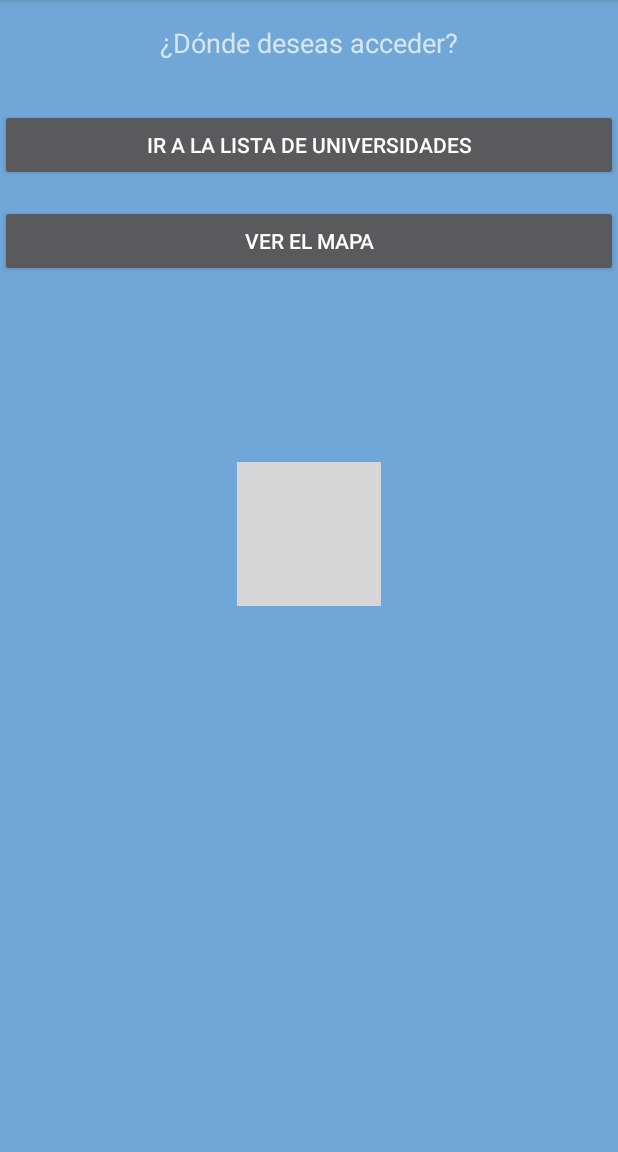
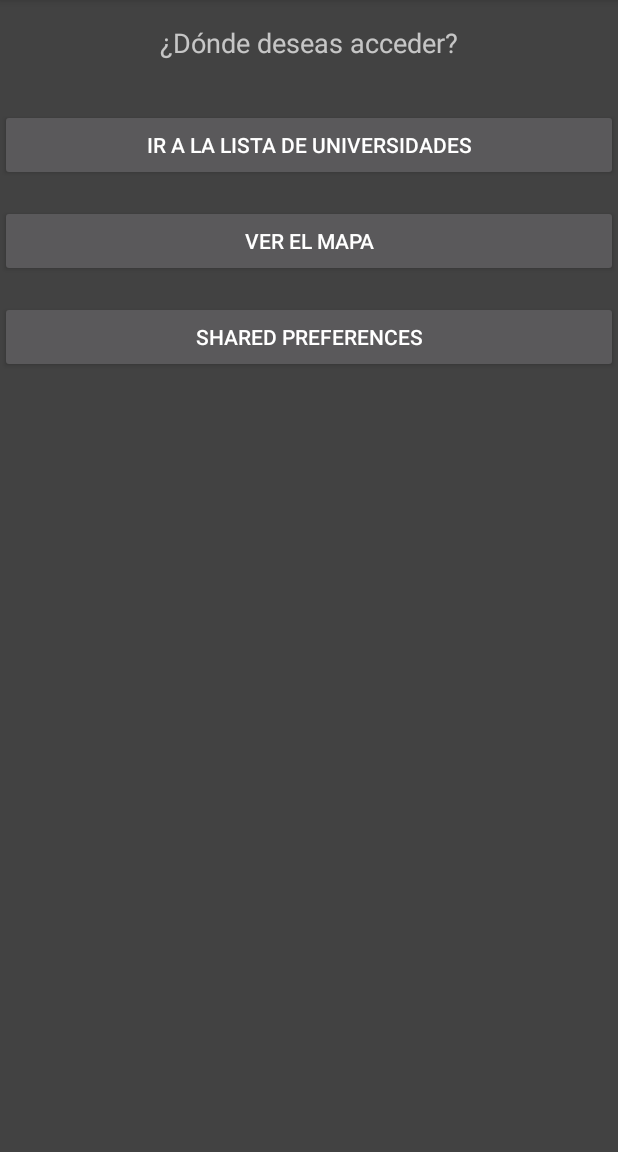
Before and after one commit to tommyprHub/UniversidadesArgentinaApi, an Android app: the screen it shows after launch (OpcionesActivity), after a tap on "INICIAR", on a phone screen of 412 x 824 dp, the part 84-1236 px from its top. Run offline under Robolectric (Android 15) with nearby library versions, the phone set to English and light mode, and no system bars.

Commit message:
SHARED PREFERENCES = HECHO SPLASH SCREEN = HECHO LOGIN (parte visual) = HECHO MAPAS = PANTALLAS DE ACCESO HECHAS HE CREADO LOS METODOS PARA ABRIR LAS DIFERENTES PANTALLAS, YA ESTÁ CASI TODO UNIDO db falta

```diff
--- a/app/src/main/java/com/tommy/universidadesargentinaapi/LoginActivity.kt
+++ b/app/src/main/java/com/tommy/universidadesargentinaapi/LoginActivity.kt
@@ -14,11 +14,6 @@
 
 
 class LoginActivity : AppCompatActivity() {
-
-    //numero que será incrementado y guardado como shared preferences
-    var numero = 0;
-    // Declaración de la variable para almacenar el animal escogido
-    var animalEscogido: String = ""
     override fun onCreate(savedInstanceState: Bundle?) {
         setTheme(androidx.appcompat.R.style.Theme_AppCompat)
         super.onCreate(savedInstanceState)
@@ -41,8 +36,6 @@
             }
         }
 
-
-
         //------------- ABRIR FORMULARIO DE REGISTRO ------------------
         val registerTextView = findViewById<TextView>(R.id.registerTextView)
 
@@ -53,7 +46,7 @@
             startActivity(intent)
         }
 
-        //------------- ABRIR FORMULARIO DE OBCIONES ------------------
+        //------------- ABRIR FORMULARIO DE OPCIONES ------------------
         val loginButton = findViewById<Button>(R.id.loginButton)
 
         //IMPORTANTE -> añadir lo de la BD aquí (comprobación)
@@ -63,58 +56,5 @@
             // inicio
             startActivity(intent)
         }
-
-
-        //------------- SHARED PREFERENCES ------------------
-
-        //botón para incrementar el número
-        val pressHereButton = findViewById<Button>(R.id.pressHereButton)
-
-        // Evento del botón "Pulsa aquí"
-        pressHereButton.setOnClickListener {
-            incrementarNumero()
-        }
-
-        //CARGAR LOS DATOS
-        val pref = applicationContext.getSharedPreferences(
-            "datos",0)
-
-        numero = pref.getInt("contador",numero)
-        animalEscogido = pref.getString("animal", animalEscogido).toString()
-
-        //variables de los componentes donde deben de aparecer los valores
-        var numTextView = findViewById<TextView>(R.id.numTextView)
-        val animalFavTextView = findViewById<TextView>(R.id.animalFavTextView)
-        numTextView.text = numero.toString()
-        animalFavTextView.text = animalEscogido.toString()
-
-
-        //botón para guardar preferencias
-        val buttonGuardarPrefs = findViewById<Button>(R.id.buttonGuardarPrefs)
-        buttonGuardarPrefs.setOnClickListener {
-            guardaPrefs()
-        }
-    }
-
-    // Método para incrementar la variable 'numero'
-    private fun incrementarNumero() {
-        numero += 1
-        var numTextView = findViewById<TextView>(R.id.numTextView)
-        numTextView.text = numero.toString()
-    }
-    //Método para guardar preferencias
-    private fun guardaPrefs(){
-        //shared preferences
-        val pref = applicationContext.getSharedPreferences(
-            "datos",0)
-
-        val editor = pref.edit()
-        val favoriteAnimalEditText = findViewById<EditText>(R.id.favoriteAnimalEditText) //debo coger el texto del animal favorito
-        animalEscogido = favoriteAnimalEditText.text.toString()
-
-        editor.putInt("contador", numero)
-        editor.putString("animal", animalEscogido)
-
-        editor.apply()
     }
 }
--- a/app/src/main/java/com/tommy/universidadesargentinaapi/OpcionesActivity.kt
+++ b/app/src/main/java/com/tommy/universidadesargentinaapi/OpcionesActivity.kt
@@ -11,7 +11,17 @@
         super.onCreate(savedInstanceState)
         setContentView(R.layout.activity_opciones)
 
+        //MÉTODO PARA ABRIR LA LISTA DE UNIVERSIDADES
+        val btnListaUniversidades = findViewById<Button>(R.id.btnListaUniversidades)
+        // evento para abrir la pantalla de registro
+        btnListaUniversidades.setOnClickListener {
+            // intent que iniciará la pantalla de registro
+            val intent = Intent(this, MainActivity::class.java)
+            // inicio
+            startActivity(intent)
+        }
 
+        // MÉTODO PARA ABRIR EL MAPA
         val btnVerMapa = findViewById<Button>(R.id.btnVerMapa)
         // evento para abrir la pantalla de registro
         btnVerMapa.setOnClickListener {
@@ -20,5 +30,17 @@
             // inicio
             startActivity(intent)
         }
+
+        // MÉTODO PARA ABRIR LAS SHARED PREFERENCES
+        val btnSharedPreferences = findViewById<Button>(R.id.btnSharedPreferences)
+        // evento para abrir la pantalla de registro
+        btnSharedPreferences.setOnClickListener {
+            // intent que iniciará la pantalla de registro
+            val intent = Intent(this, SharedPreferencesActivity::class.java)
+            // inicio
+            startActivity(intent)
+        }
+
+
     }
 }
--- a/app/src/main/res/layout/activity_opciones.xml
+++ b/app/src/main/res/layout/activity_opciones.xml
@@ -33,4 +33,12 @@
         android:layout_marginTop="16dp"
         android:text="Ver el mapa" />
 
+    <!-- Botón para ver las shared preferences -->
+    <Button
+        android:id="@+id/btnSharedPreferences"
+        android:layout_width="match_parent"
+        android:layout_height="wrap_content"
+        android:layout_marginTop="16dp"
+        android:text="Shared preferences" />
+
 </LinearLayout>
--- a/app/src/main/res/values/themes.xml
+++ b/app/src/main/res/values/themes.xml
@@ -10,4 +10,8 @@
     <style name="SplashTheme" parent="Theme.AppCompat">
         <item name="android:windowBackground">@drawable/splash_screen</item>
     </style>
+
+    <style name="SplashThemeDark" parent="Theme.AppCompat">
+        <item name="android:windowBackground">@color/cardview_dark_background</item>
+    </style>
 </resources>
```
Also changed, not shown: app/src/main/AndroidManifest.xml (+5 -2 lines), app/src/main/java/com/tommy/universidadesargentinaapi/SharedPreferencesActivity.kt (added, +71 -0 lines), app/src/main/res/layout/activity_login.xml (+0 -54 lines), app/src/main/res/layout/activity_shared_preferences.xml (added, +65 -0 lines).
